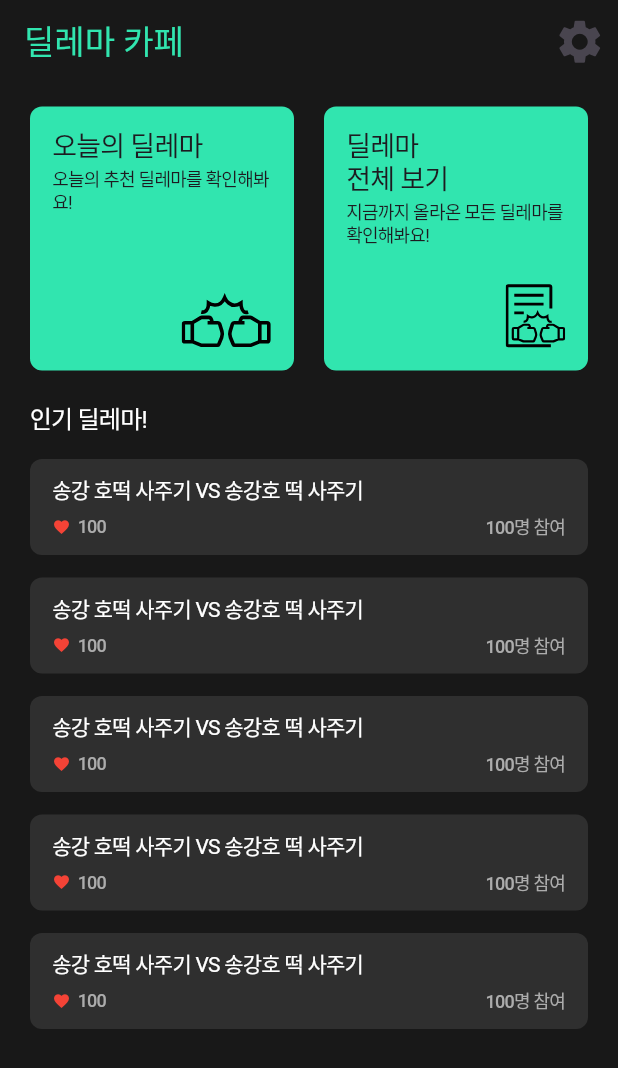
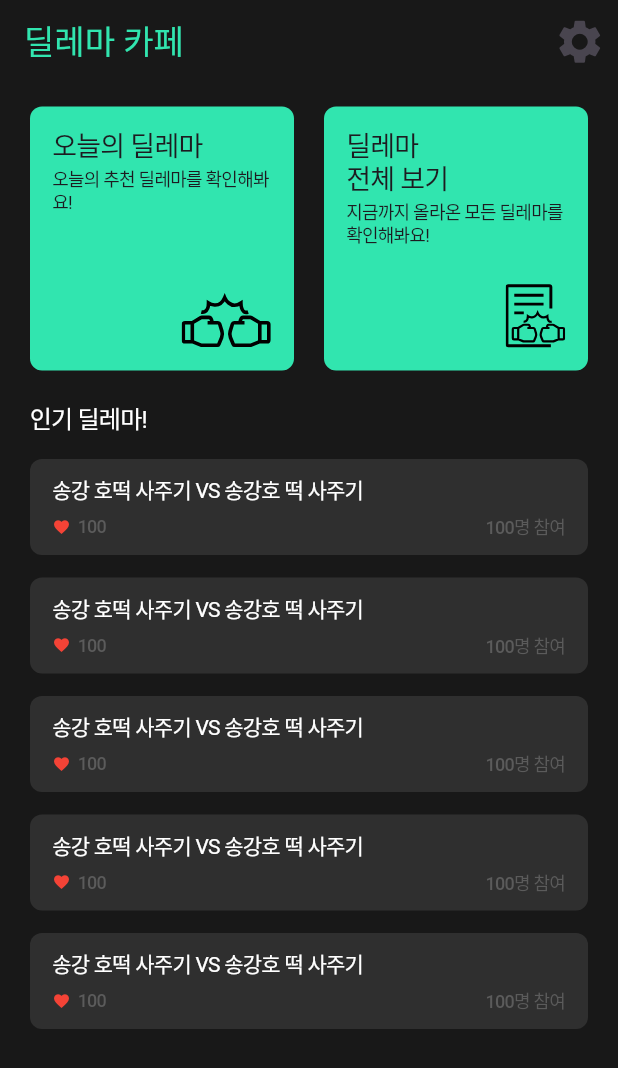
Before and after one commit to NOGUEN/dilemma_cafe, a Flutter app: the screen it shows after launch, on a phone screen of 412 x 824 dp. Shown: the top 1068 px of the screen. Run offline on Flutter 3.47's test engine with Material 3 defaults, Android fonts, the light colour scheme and no system bars; our stand-ins replace flutter_svg; Roboto replaces fonts that are missing (Jalnan, Pretendard).

Commit message:
feat: 색상 수정

```diff
--- a/lib/ui/design_system/app_colors.dart
+++ b/lib/ui/design_system/app_colors.dart
@@ -7,8 +7,8 @@ class AppColors {
   static const Color black = Color(0xFF000000);
   static const Color white = Color(0xFFFFFFFF);
 
-  static const Color gray = Color(0xFFACACAC);
-  static const Color lightGray = Color(0xFFF6F6F6);
+  static const Color gray = Color(0xFF5B5B5B);
+  static const Color lightGray = Color(0xFFACACAC);
   static const Color darkGray = Color(0xFF2F2F2F);
 
   static const Color kakao = Color(0xFFFFE500);
```
